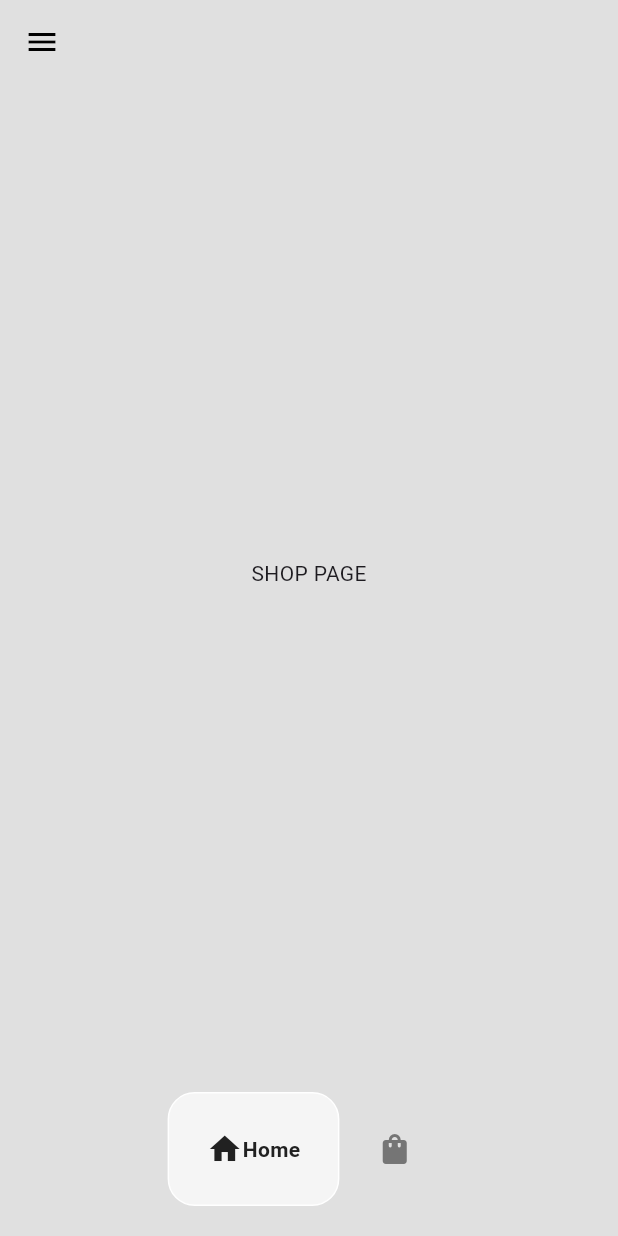
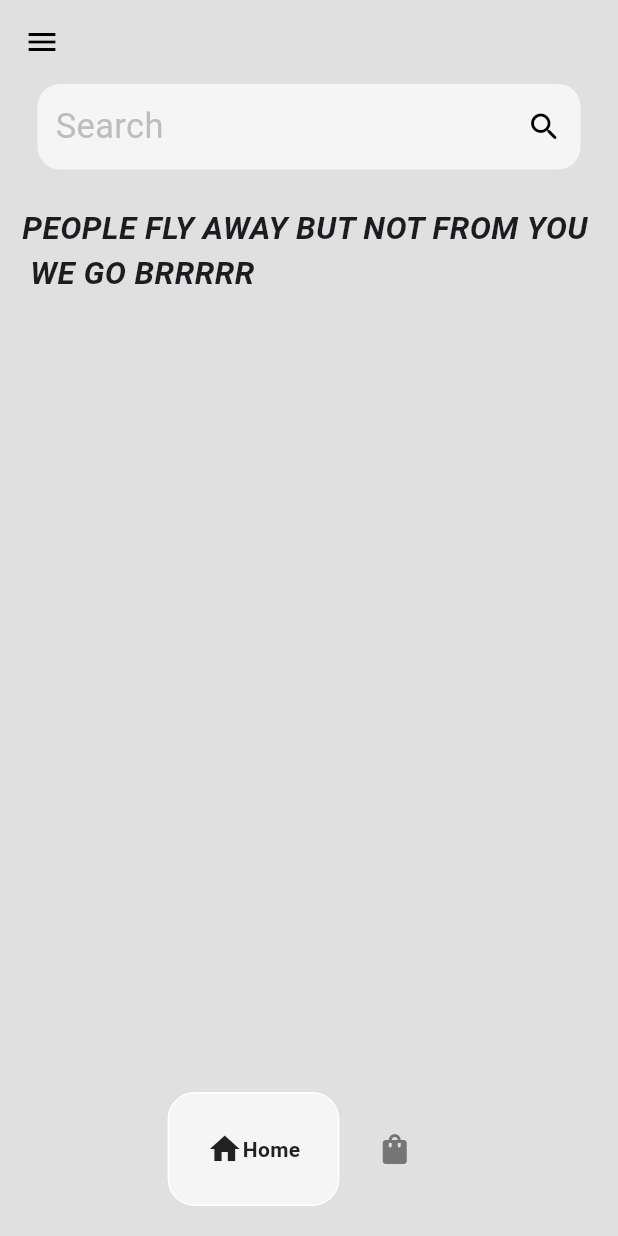
Before and after one commit to SemantakCodes/E-Commerce-App, a Flutter app: the HomePage screen opened directly, on a phone screen of 412 x 824 dp. Run offline on Flutter 3.47's test engine with Material 3 defaults, Android fonts, the phone set to English and light mode, and no system bars; drawn by our look-alikes of google_nav_bar.

Commit message:
Things added - Search Box -Drawer box -Shop Page - Cart Page and code optimized

```diff
--- /dev/null
+++ b/lib/components/message.dart
@@ -0,0 +1,29 @@
+import 'package:flutter/material.dart';
+
+class Message extends StatelessWidget {
+  const Message({super.key});
+  final String _heartTouchingMessage = "PEOPLE FLY AWAY BUT NOT FROM YOU \n WE GO BRRRRR";
+
+  @override
+  Widget build(BuildContext context) {
+    return Column
+    (
+      children:
+      [
+        Container(
+          padding: EdgeInsets.symmetric(vertical: 12, horizontal: 8),
+          child: Text
+          (
+            _heartTouchingMessage,
+            style: TextStyle
+            (
+              fontSize: 21,
+              fontStyle: FontStyle.italic,
+              fontWeight: FontWeight.w600,
+            ),
+          ),
+        ),
+      ],
+    );
+  }
+}
--- /dev/null
+++ b/lib/components/search.dart
@@ -0,0 +1,48 @@
+import 'package:flutter/material.dart';
+
+class Search extends StatelessWidget {
+  const Search({super.key});
+  final String _searchText = "Search";
+
+  @override
+  Widget build(BuildContext context) {
+    return Column
+    (
+      children:
+      [
+        Container
+        (
+          padding: EdgeInsets.all(12),
+          margin: EdgeInsets.symmetric(horizontal: 25),
+          decoration: BoxDecoration
+          (
+            color: Colors.grey[100],
+            borderRadius: BorderRadius.circular(15),
+          ),
+
+          child: Row
+          (
+            mainAxisAlignment: MainAxisAlignment.spaceBetween,
+            children:
+            [
+              Text
+              (
+                _searchText,
+                style: TextStyle
+                (
+                  fontSize: 23,
+                  color: Colors.grey[400],
+                ),
+              ),
+              Icon
+              (
+                color: Colors.black,
+                Icons.search_rounded
+              ),
+            ],
+          ),
+        ),
+      ],
+    );
+  }
+}
--- a/lib/pages/home_page.dart
+++ b/lib/pages/home_page.dart
@@ -16,6 +16,10 @@ class _HomePageState extends State<HomePage> {
   final String _appBarTitle = "Shoes";
   // this selected index is to control the bottom nav bar
   int _selectedIndex = 0;
+  final String _home = "Home";
+  final String _info = "Info";
+  final String _suprise = "Suprise";
+  final String _logOut = "Log Out";
 
 
   //LISTS
@@ -46,9 +50,19 @@ class _HomePageState extends State<HomePage> {
         backgroundColor: Colors.grey[900],
         child: Column
         (
+          mainAxisAlignment: MainAxisAlignment.spaceBetween,
           children:
           [
-            DrawerHeader(child: Image.asset("lib/assets/logo/nikeLogo.png", color: Colors.white,)),
+            Column(
+              children: [
+                DrawerHeader
+                (
+                  child: Image.asset
+                  (
+                    "lib/assets/logo/nikeLogo.png",
+                    color: Colors.white,
+                  ),
+                ),
 
                 Padding
                 (
@@ -60,7 +74,47 @@ class _HomePageState extends State<HomePage> {
                   (
                     color: Colors.grey[800],
                   ),
-            )
+                ),
+
+                Padding(
+                  padding: const EdgeInsets.only(left: 10.0),
+                  child: ListTile
+                  (
+                    leading: Icon(Icons.home, color: Colors.white,),
+                    title: Text(_home, style: TextStyle(color: Colors.white)),
+                  ),
+                ),
+
+
+                Padding(
+                  padding: const EdgeInsets.only(left: 10.0),
+                  child: ListTile
+                  (
+                    leading: Icon(Icons.info_outline_rounded, color: Colors.white,),
+                    title: Text(_info, style: TextStyle(color: Colors.white)),
+                  ),
+                ),
+
+
+                Padding(
+                  padding: const EdgeInsets.only(left: 10.0),
+                  child: ListTile
+                  (
+                    leading: Icon(Icons.yard_rounded, color: Colors.white,),
+                    title: Text(_suprise, style: TextStyle(color: Colors.white),),
+                  ),
+                ),
+              ],
+            ),
+            Padding(
+              padding: const EdgeInsets.only(left: 25.0, bottom: 25.0 ),
+              child: ListTile
+                  (
+                    leading: Icon(Icons.logout_rounded, color: Colors.white,),
+                    title: Text(_logOut, style: TextStyle(color: Colors.white),)
+                    ,
+                  ),
+            ),
           ],
         ),
       ),
--- a/lib/pages/shop_page.dart
+++ b/lib/pages/shop_page.dart
@@ -1,3 +1,5 @@
+import 'package:e_commerce_app/components/message.dart';
+import 'package:e_commerce_app/components/search.dart';
 import 'package:flutter/material.dart';
 
 class ShopPage extends StatefulWidget {
@@ -8,12 +10,24 @@ class ShopPage extends StatefulWidget {
 }
 
 class _ShopPageState extends State<ShopPage> {
+
+
   @override
   Widget build(BuildContext context) {
-    return Scaffold
-    (
+    return Scaffold(
       backgroundColor: Colors.grey[300],
-      body: Center(child: Text("SHOP PAGE")),
+      body: Column
+      (
+        children:
+        [
+          //Search bar
+          Search(),
+
+          const SizedBox(height: 12,),
+          //message
+          Message(),
+        ],
+      ),
     );
   }
 }
```
Lines whose indentation alone changed are shown as unchanged.
